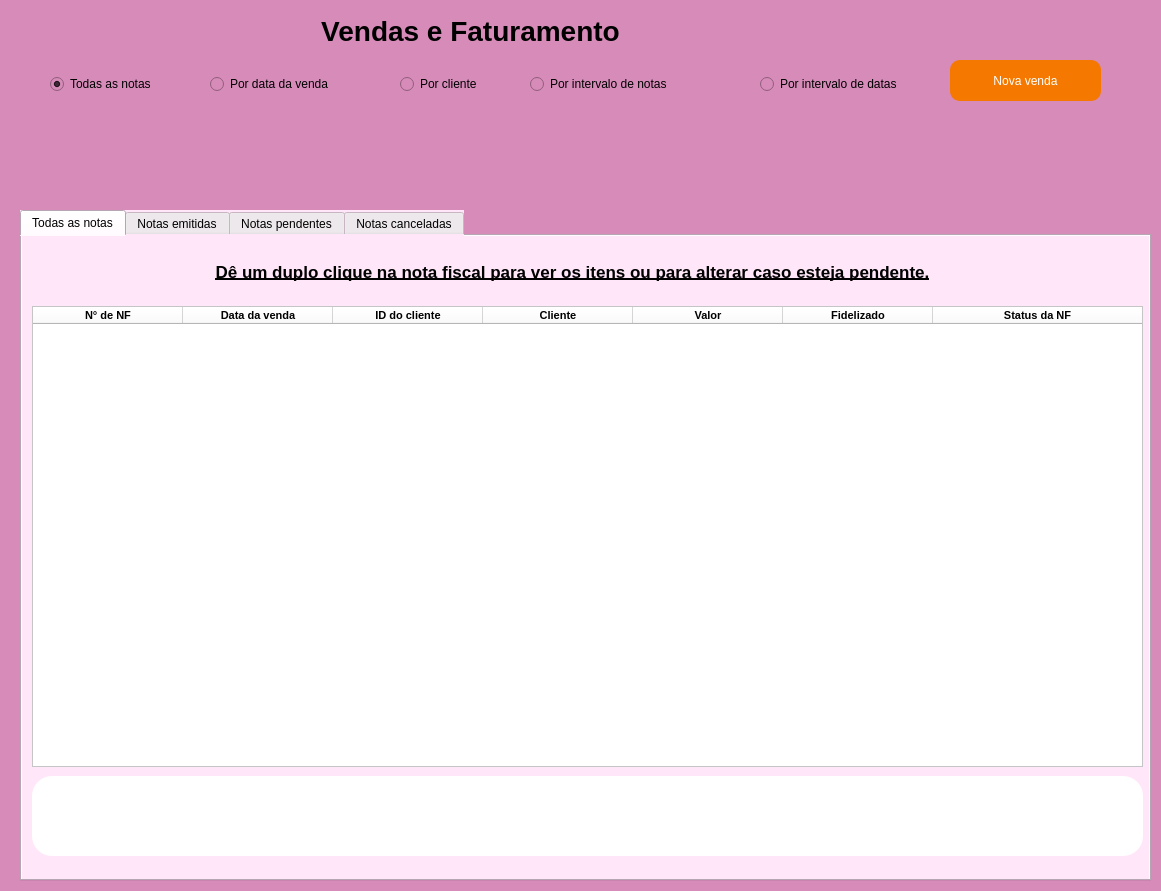
JVwolfart/PROJETO-SALAO-JOVEM-PROGRAMADOR, file telas_duda/vendas.ui: the form before one commit.
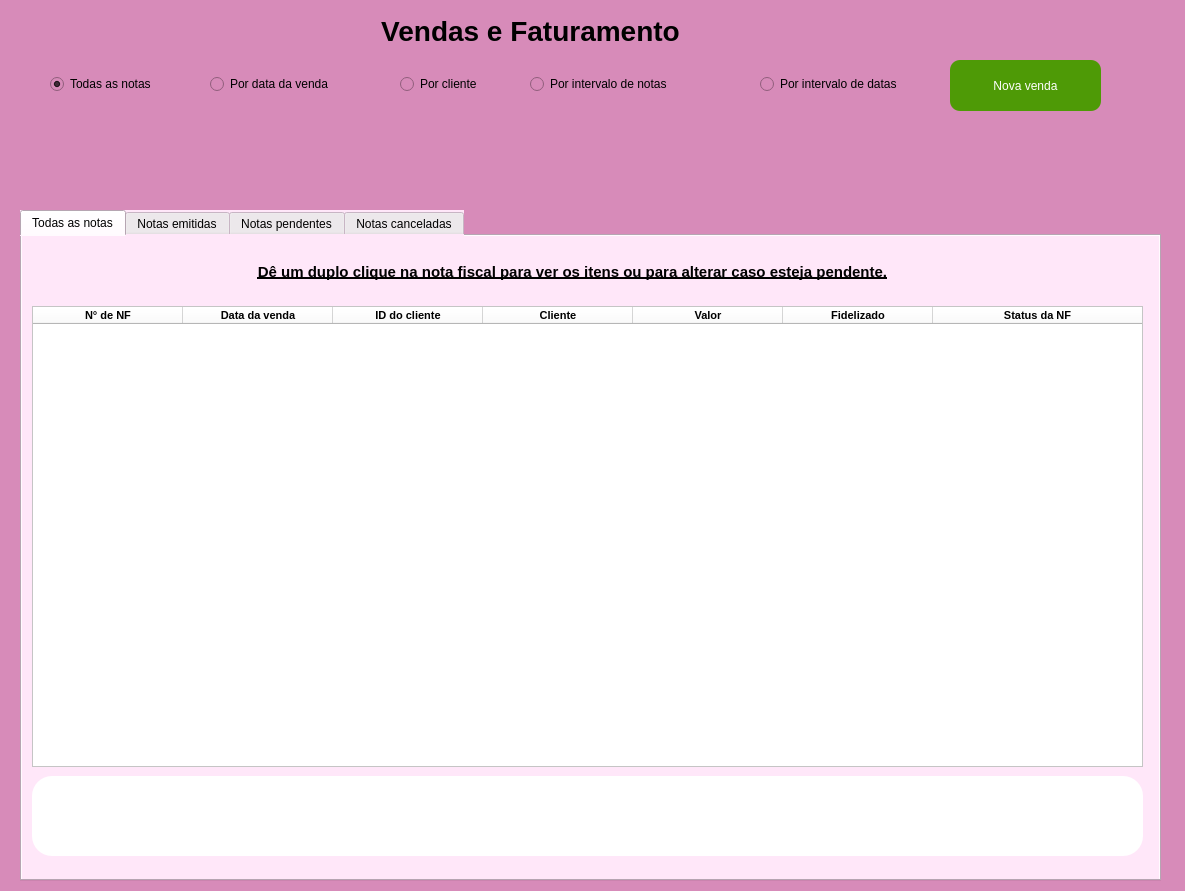
The form after the commit. The open tabs and pages were chosen to show the change.

```diff
--- a/telas_duda/vendas.ui
+++ b/telas_duda/vendas.ui
@@ -12,14 +12,20 @@
    <rect>
     <x>0</x>
     <y>0</y>
-    <width>1161</width>
+    <width>1185</width>
     <height>891</height>
    </rect>
   </property>
+  <property name="minimumSize">
+   <size>
+    <width>1185</width>
+    <height>891</height>
+   </size>
+  </property>
   <property name="maximumSize">
    <size>
-    <width>1200</width>
-    <height>900</height>
+    <width>1185</width>
+    <height>891</height>
    </size>
   </property>
   <property name="font">
@@ -66,7 +72,7 @@
      <rect>
       <x>20</x>
       <y>210</y>
-      <width>1131</width>
+      <width>1141</width>
       <height>671</height>
      </rect>
     </property>
@@ -94,7 +100,7 @@
       </property>
       <property name="font">
        <font>
-        <pointsize>13</pointsize>
+        <pointsize>11</pointsize>
         <weight>75</weight>
         <bold>true</bold>
         <underline>true</underline>
@@ -1072,17 +1078,18 @@
       <x>950</x>
       <y>60</y>
       <width>151</width>
-      <height>41</height>
+      <height>51</height>
      </rect>
     </property>
     <property name="cursor">
      <cursorShape>PointingHandCursor</cursorShape>
     </property>
     <property name="styleSheet">
-     <string notr="true">QPushButton{
+     <string notr="true">QPushButton {     
+	background-color:rgb(78, 154, 6);
 	color: rgb(255, 255, 255);
-	background-color: rgb(245, 121, 0);
 	border-radius: 10px;
+	
 }
 QPushButton:hover{
 	background-color: rgb(255, 131, 0);
@@ -1143,7 +1150,7 @@
    <widget class="QLabel" name="lbl_status_2">
     <property name="geometry">
      <rect>
-      <x>70</x>
+      <x>130</x>
       <y>10</y>
       <width>801</width>
       <height>41</height>
```
Left out of the diff: 8 changed lines with no effect on the pictures.
